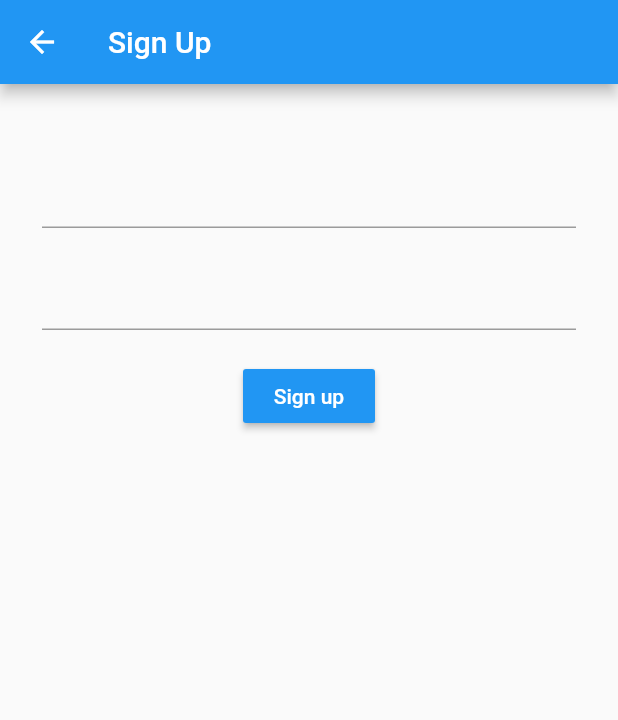
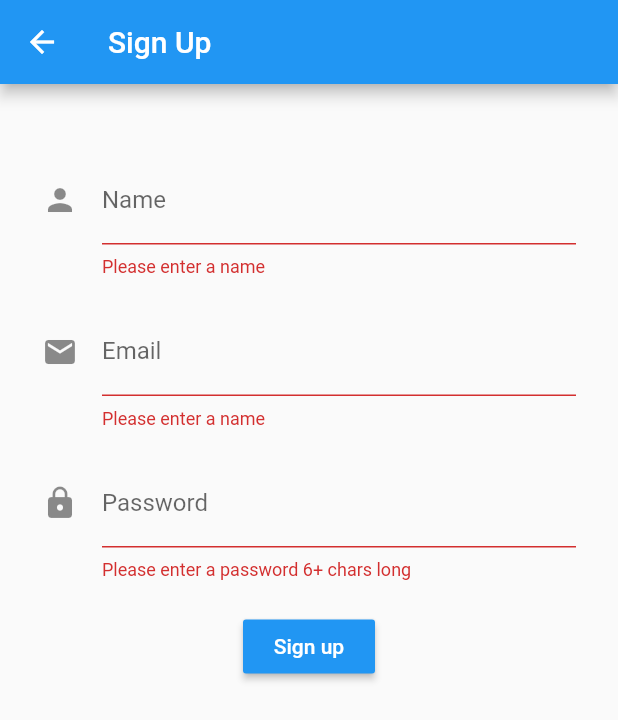
Before and after one commit to ivangonzalezg/debts_flutter, a Flutter app: the SignUpScreen screen opened by its route, after a tap on "Sign up", on a phone screen of 412 x 824 dp. Shown: the top 720 px of the screen. Run offline on Flutter 3.47's test engine with Material 2 defaults, Android fonts, the phone set to English and light mode, and no system bars; our stand-ins replace email_validator, firebase_auth, sqflite; missing offline and left inert: random_color; accounts and stored records are empty.

Commit message:
Fixing sign in error on sign up

```diff
--- a/lib/screens/auth/sign_up.dart
+++ b/lib/screens/auth/sign_up.dart
@@ -1,4 +1,5 @@
 import 'package:debts/services/auth.dart';
+import 'package:email_validator/email_validator.dart';
 import 'package:flutter/material.dart';
 
 class SignUpScreen extends StatefulWidget {
@@ -10,9 +11,19 @@ class SignUpScreen extends StatefulWidget {
 
 class _State extends State<SignUpScreen> {
   final AuthService _authService = AuthService();
-
+  final _formKey = GlobalKey<FormState>();
+  final _nameController = TextEditingController();
   final _emailController = TextEditingController();
   final _passwordController = TextEditingController();
+
+  Future<Null> _onSignUp() async {
+    await _authService.signUpWithEmailAndPassword(
+      _emailController.text.toString(),
+      _passwordController.text.toString(),
+      _nameController.text.toString(),
+    );
+    Navigator.pop(context);
+  }
 
   @override
   Widget build(BuildContext context) {
@@ -23,13 +34,41 @@ class _State extends State<SignUpScreen> {
       body: Container(
         padding: EdgeInsets.all(28),
         child: Form(
+          key: _formKey,
           child: Column(
             children: <Widget>[
               SizedBox(
                 height: 20,
               ),
               TextFormField(
+                controller: _nameController,
+                validator: (value) =>
+                    value.isEmpty ? 'Please enter a name' : null,
+                decoration: InputDecoration(
+                  labelText: "Name",
+                  icon: Icon(
+                    Icons.person,
+                  ),
+                ),
+                textCapitalization: TextCapitalization.words,
+              ),
+              SizedBox(
+                height: 20,
+              ),
+              TextFormField(
                 controller: _emailController,
+                validator: (value) => value.isEmpty
+                    ? 'Please enter a name'
+                    : EmailValidator.validate(value)
+                        ? null
+                        : "Please enter a valid email",
+                decoration: InputDecoration(
+                  labelText: "Email",
+                  icon: Icon(
+                    Icons.email,
+                  ),
+                ),
+                keyboardType: TextInputType.emailAddress,
               ),
               SizedBox(
                 height: 20,
@@ -37,14 +76,22 @@ class _State extends State<SignUpScreen> {
               TextFormField(
                 obscureText: true,
                 controller: _passwordController,
+                validator: (value) => value.length < 6
+                    ? 'Please enter a password 6+ chars long'
+                    : null,
+                decoration: InputDecoration(
+                  labelText: "Password",
+                  icon: Icon(
+                    Icons.lock,
+                  ),
+                ),
               ),
               SizedBox(
                 height: 20,
               ),
               RaisedButton(
-                onPressed: () {
-                  print(_emailController.text.toString());
-                },
+                onPressed: () =>
+                    _formKey.currentState.validate() ? _onSignUp() : null,
                 color: Colors.blue,
                 child: Text(
                   "Sign up",
--- a/lib/screens/wrapper.dart
+++ b/lib/screens/wrapper.dart
@@ -9,10 +9,10 @@ class Wrapper extends StatelessWidget {
   Widget build(BuildContext context) {
     final FirebaseUser user = Provider.of<FirebaseUser>(context);
 
-    if (user == null) {
+    if (user != null && user.isEmailVerified) {
+      return InvoicesScreen();
+    } else {
       return SignInScreen();
-    } else {
-      return InvoicesScreen();
     }
   }
 }
--- a/lib/services/auth.dart
+++ b/lib/services/auth.dart
@@ -7,14 +7,40 @@ class AuthService {
     return _auth.onAuthStateChanged;
   }
 
-  Future<FirebaseUser> signInAnon() async {
+  Future<Null> signUpWithEmailAndPassword(
+    String email,
+    String password,
+    String name,
+  ) async {
     try {
-      AuthResult result = await _auth.signInAnonymously();
+      AuthResult result = await _auth.createUserWithEmailAndPassword(
+        email: email,
+        password: password,
+      );
       FirebaseUser user = result.user;
-      return user;
+      UserUpdateInfo userUpdateInfo = UserUpdateInfo();
+      userUpdateInfo.displayName = name;
+      await user.updateProfile(userUpdateInfo);
+      await user.sendEmailVerification();
+      await signOut();
     } catch (e) {
       print(e.toString());
       return null;
+    }
+  }
+
+  Future<Null> signInWithEmailAndPassword(
+    String email,
+    String password,
+  ) async {
+    AuthResult result = await _auth.signInWithEmailAndPassword(
+      email: email,
+      password: password,
+    );
+    FirebaseUser user = result.user;
+    if (!user.isEmailVerified) {
+      await signOut();
+      throw ("Email not verified");
     }
   }
 
--- a/pubspec.yaml
+++ b/pubspec.yaml
@@ -29,6 +29,7 @@ dependencies:
   firebase_auth: ^0.16.0
   cloud_firestore: ^0.13.5
   provider: ^4.0.5+1
+  email_validator: ^1.0.4
 
 dev_dependencies:
   flutter_test:
```
Also changed, not shown: lib/invoices.dart (+6 -2 lines), lib/screens/auth/sign_in.dart (+45 -4 lines), flutter_01.png (deleted), pubspec.lock.
